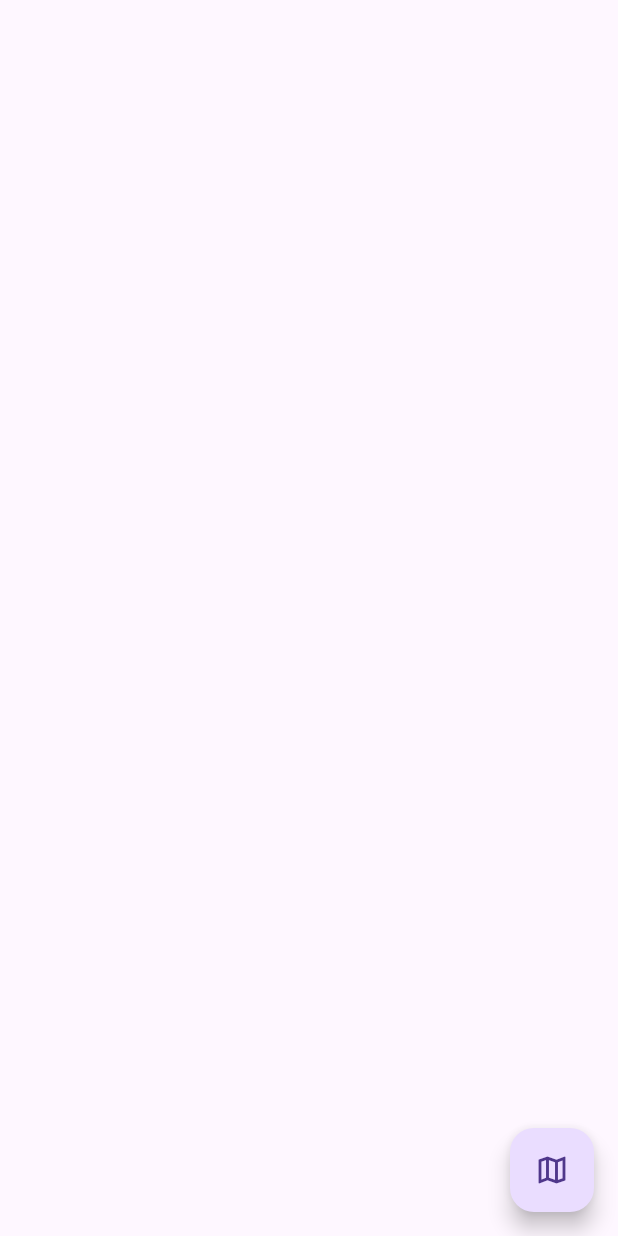
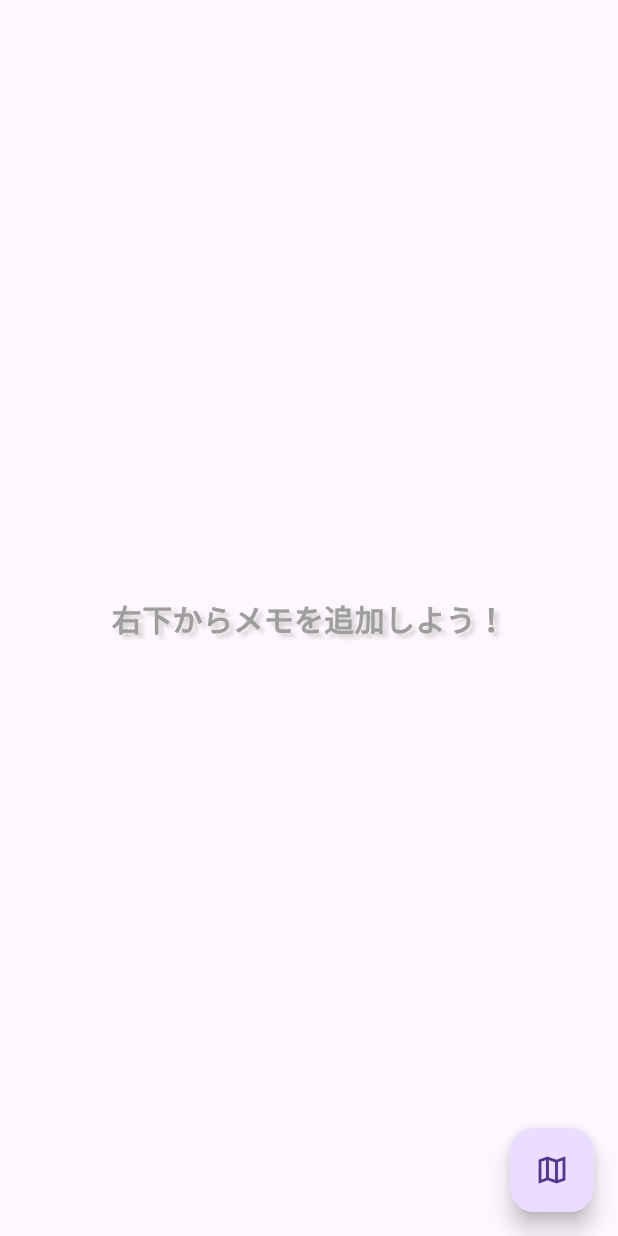
Before and after one commit to z-fujimori/place_reminder, a Flutter app: the screen it shows after launch, on a phone screen of 412 x 824 dp. Run offline on Flutter 3.47's test engine with Material 3 defaults, Android fonts, the phone set to English and light mode, and no system bars; our stand-ins replace flutter_local_notifications, flutter_map, flutter_timezone, isar, latlong2, location and 2 more; missing offline and left inert: alarm; accounts and stored records are empty; generated files the repository leaves out were written again.

Commit message:
ストップボタン

```diff
--- a/lib/main.dart
+++ b/lib/main.dart
@@ -195,7 +195,8 @@ class _HomeState extends State<Home> with WidgetsBindingObserver { //WidgetsBind
     getLocation();
   }
   bool onAlarm = false;
-  final double  RX = 6378.137; // 回転楕円体の長半径（赤道半径）[km]
+  int alarmId = 0;
+  final double RX = 6378.137; // 回転楕円体の長半径（赤道半径）[km]
   final double RY = 6356.752; // 回転楕円体の短半径（極半径) [km]
   LocationData? _currentLocation;
   List<CircleMarker> circleMarkers = [];
@@ -203,6 +204,7 @@ class _HomeState extends State<Home> with WidgetsBindingObserver { //WidgetsBind
   double dis = 0;
   double change_lat = 35.6809591; // 東京駅
   double change_long = 139.7673068; // 東京駅
+  double alarm_dis = 2; //アラームの距離　デバッグ
   //緯度軽度から距離を計算
   double hubeny_distance(double x1, double y1, double x2, double y2) {
     double dx = x2 - x1, dy = y2 - y1;
@@ -222,9 +224,12 @@ class _HomeState extends State<Home> with WidgetsBindingObserver { //WidgetsBind
         for (Reminder item in reminders) {
           dis = hubeny_distance(change_lat, change_long, item.lat!, item.long!);
           print("キョリ　[$dis] m");
-          if (dis < 0.5 && !onAlarm) {
-            startAlarm();
-            onAlarm = true;
+          if (dis < alarm_dis && !onAlarm) {
+            startAlarm(42); //koko ara-mu on
+            setState(() {
+              alarmId = item.id;
+              onAlarm = true;
+            });
           }
         };
         print("更新された位置情報");
@@ -237,13 +242,13 @@ class _HomeState extends State<Home> with WidgetsBindingObserver { //WidgetsBind
       //distanceFilter: 2, // mの位置変化で観測
     );
   }
-  Future<void> startAlarm() async {
+  Future<void> startAlarm(int id) async {
     print("start");
     await Alarm.init();
     DateTime now = DateTime.now();
     now = now.add(Duration(seconds: 10));
     AlarmSettings alarmSettings = AlarmSettings(
-      id: 42,
+      id: id,
       dateTime: now,
       assetAudioPath: 'assets/walk.mp3',
       loopAudio: true,
@@ -259,6 +264,43 @@ class _HomeState extends State<Home> with WidgetsBindingObserver { //WidgetsBind
 
   @override
   Widget build(BuildContext context) {
+    if (reminders.length == 0){
+      return Scaffold(
+        body: const Center(
+          child: Text(
+            "右下からメモを追加しよう！",
+              style: TextStyle(
+                fontSize: 20,
+                fontWeight: FontWeight.bold,
+                color: Colors.grey,
+                shadows: <Shadow>[
+                  Shadow(
+                    color: Color.fromARGB(222, 207, 202, 202),
+                    offset: Offset(3.0, 3.0),
+                    blurRadius: 3.0,
+                  ),
+                ],
+              ),
+            )
+        ),
+
+
+        floatingActionButton: FloatingActionButton(
+          child: Icon(Icons.map_outlined),
+          onPressed: () async {
+            print("!");
+            print('非同期$change_lat,$change_long');
+            List<double> latlong = [change_lat,change_long];
+            Navigator.push(
+              context,
+              MaterialPageRoute(
+                builder: (context) => MapPage(value: latlong, isar: widget.isar, reminders: reminders),
+              ),
+            );
+          },
+        ),
+      );
+    } else {
 
     return Scaffold(
       body: Container(
@@ -273,17 +315,19 @@ class _HomeState extends State<Home> with WidgetsBindingObserver { //WidgetsBind
               ),
               trailing: Wrap(
                 spacing: 10,
-                children: [
-                  IconButton(
+                children: [ //koko
+                  (onAlarm && reminder.id==alarmId)?IconButton(
                     icon: Icon(Icons.pause),
                     onPressed: () async {
                       print("stop!!");
                       await Alarm.stop(42);
                       if (onAlarm) {
-                        onAlarm = false;
+                        setState(() {
+                          onAlarm = false;
+                        });
                       }
                     },
-                  ),
+                  ):
                   IconButton(
                     icon: const Icon(Icons.delete),
                     onPressed: () async {
@@ -392,55 +436,10 @@ class _HomeState extends State<Home> with WidgetsBindingObserver { //WidgetsBind
 
 
 
-      // floatingActionButton: Row(
-      //   children: [
-      //     Container(
-      //       child: FloatingActionButton(
-      //         child: Icon(Icons.map_outlined),
-      //         onPressed: () async {
-      //           print("!");
-      //           print('非同期$change_lat,$change_long');
-      //           List<double> latlong = [change_lat,change_long];
-      //           Navigator.push(
-      //             context,
-      //             MaterialPageRoute(
-      //               builder: (context) => MapPage(value: latlong, isar: widget.isar, reminders: reminders),
-      //             ),
-      //           );
-      //         },
-      //       ),
-      //     ),
-      //     FloatingActionButton(
-      //       child: Icon(Icons.check),
-      //       onPressed: () async {
-      //         print("２個目のボタン");
-      //         await Alarm.init();
-      //         DateTime now = DateTime.now();
-      //         now = now.add(Duration(seconds: 10));
-      //         AlarmSettings alarmSettings = AlarmSettings(
-      //           id: 42,
-      //           dateTime: now,
-      //           assetAudioPath: 'assets/walk.mp3',
-      //           loopAudio: true,
-      //           vibrate: true,
-      //           fadeDuration: 3.0,
-      //           notificationTitle: 'This is the title',
-      //           notificationBody: 'This is the body',
-      //           enableNotificationOnKill: true,
-      //         );
-      //         await Alarm.set(alarmSettings: alarmSettings);
-      //       },
-      //     ),
-      //     FloatingActionButton(
-      //       child: Icon(Icons.stop),
-      //       onPressed: () async {
-      //         print("２個目のボタン");
-      //         await Alarm.stop(42);
-      //       },
-      //     )
-      //   ],
-      // ),
+
     );
+
+    }
   }
 }
 
@@ -716,7 +715,7 @@ class _MapPageState extends State<MapPage> {
                           children: <Widget>[
                             CheckboxListTile(
                               activeColor: Colors.blue,
-                              title: const Text('バイブレーションで通知を行う'),
+                              title: const Text('バイブレーション(ON,OFFに関わらず現在常にON)'),
                               //subtitle: Text('チェックボックスのサブタイトル'),
                               secondary: Icon(
                                 Icons.waving_hand,
@@ -738,12 +737,15 @@ class _MapPageState extends State<MapPage> {
                           ElevatedButton(
                             onPressed: () async {
                               //候補地ピンを削除
-                              reminders.removeLast();
+                              //reminders.removeLast();
+                              print("aaa");
+                              print(reminders);
                               //reminderを作成しDBに挿入
                               final reminder = Reminder()
                                 ..title = title
                                 ..memo = memo
                                 ..isVib = _flagVib
+                                ..isAlarm = false
                                 ..lat = celect_la
                                 ..long = celect_lo;
                                 await widget.isar.writeTxn(() async{
@@ -772,12 +774,6 @@ class _MapPageState extends State<MapPage> {
                 ),
 
               ),
-              // actions: <Widget>[
-              //   TextButton(
-              //     child: const Text('閉じる'),
-              //     onPressed: () => Navigator.of(context).pop(),
-              //   )
-              // ],
             );
 
           }
--- a/lib/model/reminder.dart
+++ b/lib/model/reminder.dart
@@ -10,4 +10,5 @@ class Reminder {
   double? lat;
   double? long;
   bool? isVib;
+  bool isAlarm = false;
 }
```
